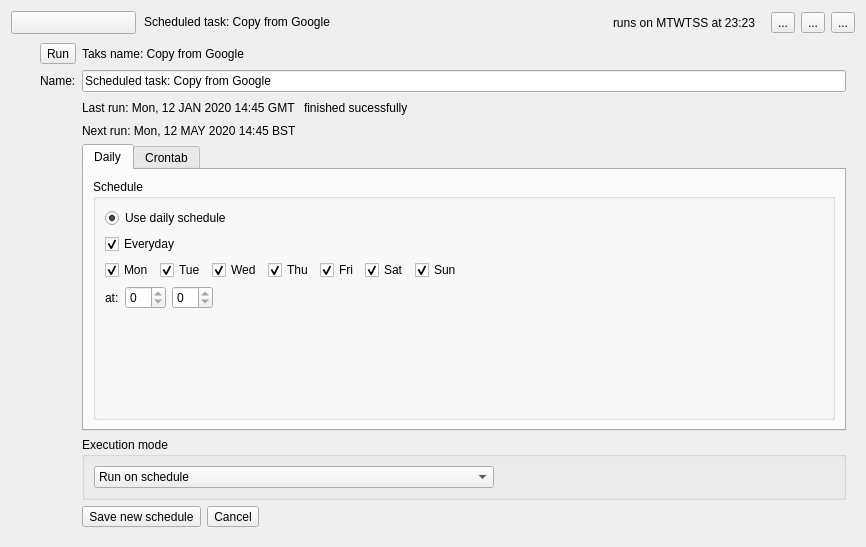
Old version of the form src/schedule_widget.ui in the repository Bdrey503/RcloneBrowser.
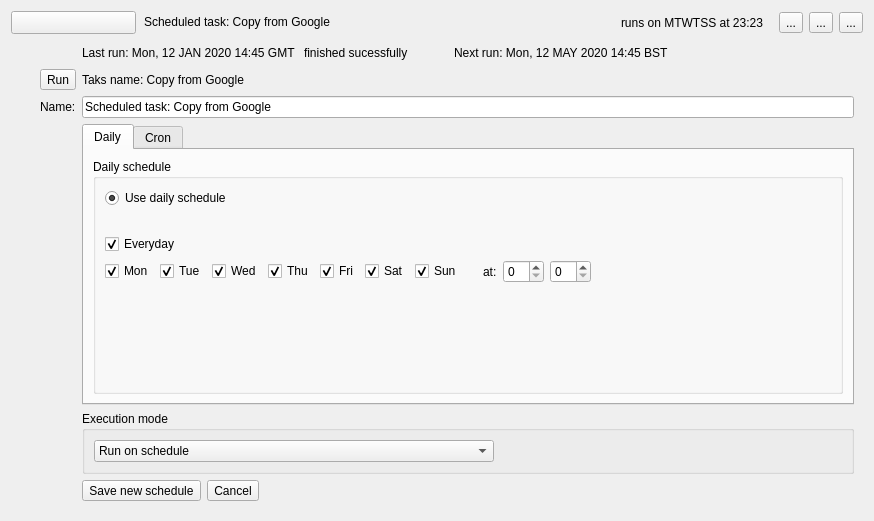
New version of the form.

```diff
--- a/src/schedule_widget.ui
+++ b/src/schedule_widget.ui
@@ -6,22 +6,10 @@
    <rect>
     <x>0</x>
     <y>0</y>
-    <width>866</width>
-    <height>547</height>
+    <width>874</width>
+    <height>521</height>
    </rect>
   </property>
-  <property name="sizePolicy">
-   <sizepolicy hsizetype="Preferred" vsizetype="Fixed">
-    <horstretch>0</horstretch>
-    <verstretch>0</verstretch>
-   </sizepolicy>
-  </property>
-  <property name="minimumSize">
-   <size>
-    <width>800</width>
-    <height>0</height>
-   </size>
-  </property>
   <property name="windowTitle">
    <string>Form</string>
   </property>
@@ -169,37 +157,14 @@
    <item>
     <widget class="QWidget" name="details" native="true">
      <layout class="QGridLayout" name="gridLayout">
-      <item row="0" column="0">
-       <spacer name="horizontalSpacer_5">
-        <property name="orientation">
-         <enum>Qt::Horizontal</enum>
-        </property>
-        <property name="sizeType">
-         <enum>QSizePolicy::Fixed</enum>
-        </property>
-        <property name="sizeHint" stdset="0">
-         <size>
-          <width>20</width>
-          <height>20</height>
-         </size>
-        </property>
-       </spacer>
-      </item>
-      <item row="0" column="1">
+      <item row="1" column="1">
        <widget class="QToolButton" name="toolButton">
         <property name="text">
          <string>Run</string>
         </property>
        </widget>
       </item>
-      <item row="0" column="2">
-       <widget class="QLabel" name="label_5">
-        <property name="text">
-         <string>Taks name: Copy from Google</string>
-        </property>
-       </widget>
-      </item>
-      <item row="1" column="1">
+      <item row="2" column="1">
        <widget class="QLabel" name="label_3">
         <property name="text">
          <string>Name:</string>
@@ -207,54 +172,13 @@
        </widget>
       </item>
       <item row="1" column="2">
-       <widget class="QLineEdit" name="lineEdit_2">
+       <widget class="QLabel" name="label_5">
         <property name="text">
-         <string>Scheduled task: Copy from Google</string>
+         <string>Taks name: Copy from Google</string>
         </property>
-        <property name="maxLength">
-         <number>100</number>
-        </property>
        </widget>
       </item>
-      <item row="2" column="2">
-       <layout class="QHBoxLayout" name="horizontalLayout_8">
-        <item alignment="Qt::AlignLeft">
-         <widget class="QLabel" name="label_2">
-          <property name="text">
-           <string>Last run: Mon, 12 JAN 2020 14:45 GMT </string>
-          </property>
-         </widget>
-        </item>
-        <item>
-         <widget class="QLabel" name="label_9">
-          <property name="text">
-           <string>finished sucessfully</string>
-          </property>
-         </widget>
-        </item>
-        <item>
-         <spacer name="horizontalSpacer_8">
-          <property name="orientation">
-           <enum>Qt::Horizontal</enum>
-          </property>
-          <property name="sizeHint" stdset="0">
-           <size>
-            <width>40</width>
-            <height>20</height>
-           </size>
-          </property>
-         </spacer>
-        </item>
-       </layout>
-      </item>
-      <item row="3" column="2">
-       <widget class="QLabel" name="label_8">
-        <property name="text">
-         <string>Next run: Mon, 12 MAY 2020 14:45 BST</string>
-        </property>
-       </widget>
-      </item>
-      <item row="4" column="2">
+      <item row="5" column="2">
        <widget class="QTabWidget" name="tabWidget">
         <property name="currentIndex">
          <number>0</number>
@@ -267,7 +191,7 @@
           <item>
            <widget class="QGroupBox" name="groupBox_2">
             <property name="title">
-             <string>Schedule</string>
+             <string>Daily schedule</string>
             </property>
             <layout class="QVBoxLayout" name="verticalLayout_2">
              <item>
@@ -280,6 +204,22 @@
                </property>
               </widget>
              </item>
+             <item>
+              <spacer name="verticalSpacer_3">
+               <property name="orientation">
+                <enum>Qt::Vertical</enum>
+               </property>
+               <property name="sizeType">
+                <enum>QSizePolicy::Fixed</enum>
+               </property>
+               <property name="sizeHint" stdset="0">
+                <size>
+                 <width>20</width>
+                 <height>20</height>
+                </size>
+               </property>
+              </spacer>
+             </item>
              <item>
               <widget class="QCheckBox" name="checkBox_4">
                <property name="text">
@@ -363,22 +303,21 @@
                 </widget>
                </item>
                <item>
-                <spacer name="horizontalSpacer_2">
+                <spacer name="horizontalSpacer_3">
                  <property name="orientation">
                   <enum>Qt::Horizontal</enum>
                  </property>
+                 <property name="sizeType">
+                  <enum>QSizePolicy::Fixed</enum>
+                 </property>
                  <property name="sizeHint" stdset="0">
                   <size>
-                   <width>40</width>
+                   <width>15</width>
                    <height>20</height>
                   </size>
                  </property>
                 </spacer>
                </item>
-              </layout>
-             </item>
-             <item>
-              <layout class="QHBoxLayout" name="horizontalLayout_2">
                <item>
                 <widget class="QLabel" name="label">
                  <property name="text">
@@ -389,7 +328,7 @@
                <item>
                 <widget class="QSpinBox" name="spinBox">
                  <property name="readOnly">
-                  <bool>true</bool>
+                  <bool>false</bool>
                  </property>
                  <property name="minimum">
                   <number>0</number>
@@ -405,7 +344,7 @@
                <item>
                 <widget class="QSpinBox" name="spinBox_2">
                  <property name="readOnly">
-                  <bool>true</bool>
+                  <bool>false</bool>
                  </property>
                  <property name="maximum">
                   <number>59</number>
@@ -419,7 +358,7 @@
                 </widget>
                </item>
                <item>
-                <spacer name="horizontalSpacer_3">
+                <spacer name="horizontalSpacer_2">
                  <property name="orientation">
                   <enum>Qt::Horizontal</enum>
                  </property>
@@ -453,19 +392,19 @@
         </widget>
         <widget class="QWidget" name="tab_2">
          <attribute name="title">
-          <string>Crontab</string>
+          <string>Cron</string>
          </attribute>
          <layout class="QVBoxLayout" name="verticalLayout_5">
           <item>
            <widget class="QGroupBox" name="groupBox_3">
             <property name="title">
-             <string>GroupBox</string>
+             <string>Cron based schedule</string>
             </property>
             <layout class="QVBoxLayout" name="verticalLayout_6">
              <item>
               <widget class="QRadioButton" name="radioButton_2">
                <property name="text">
-                <string>Use crontab based schedule</string>
+                <string>Use cron based schedule</string>
                </property>
               </widget>
              </item>
@@ -474,7 +413,7 @@
                <item>
                 <widget class="QLabel" name="label_6">
                  <property name="text">
-                  <string>Crontab:</string>
+                  <string>Cron:</string>
                  </property>
                 </widget>
                </item>
@@ -495,9 +434,15 @@
               </layout>
              </item>
              <item>
-              <widget class="QLabel" name="label_7">
+              <widget class="QLabel" name="cronExplanation">
                <property name="text">
-                <string>&lt;html&gt;&lt;head/&gt;&lt;body&gt;&lt;p&gt;bla bla bla&lt;/p&gt;&lt;p&gt;bla bla bla &lt;/p&gt;&lt;p&gt;bla bla&lt;/p&gt;&lt;/body&gt;&lt;/html&gt;</string>
+                <string>&lt;html&gt;&lt;head/&gt;&lt;body&gt;&lt;p style=&quot;line-height:1.5&quot;&gt;Supports: (0-59), (0-23), (1-31), (1-12 or JAN-DEC), ((7)0-6 or SUN-MON) and special characters (* - / and ,).&lt;br/&gt;Example cron  &quot;30 6,18 */2 * MON-FRI&quot; runs from Mon to Fri, every 2nd day at 08:30 and 18:30.&lt;br/&gt;Try &lt;a href=&quot;https://crontab.guru/&quot;&gt;&lt;span style=&quot; text-decoration: underline; color:#0068da;&quot;&gt;crontab.guru&lt;/span&gt;&lt;/a&gt; for help. &lt;/p&gt;&lt;/body&gt;&lt;/html&gt;</string>
+               </property>
+               <property name="indent">
+                <number>-1</number>
+               </property>
+               <property name="openExternalLinks">
+                <bool>true</bool>
                </property>
               </widget>
              </item>
@@ -521,7 +466,23 @@
         </widget>
        </widget>
       </item>
-      <item row="5" column="2">
+      <item row="1" column="0">
+       <spacer name="horizontalSpacer_5">
+        <property name="orientation">
+         <enum>Qt::Horizontal</enum>
+        </property>
+        <property name="sizeType">
+         <enum>QSizePolicy::Fixed</enum>
+        </property>
+        <property name="sizeHint" stdset="0">
+         <size>
+          <width>20</width>
+          <height>20</height>
+         </size>
+        </property>
+       </spacer>
+      </item>
+      <item row="6" column="2">
        <widget class="QGroupBox" name="groupBox">
         <property name="title">
          <string>Execution mode</string>
@@ -568,7 +529,17 @@
         </layout>
        </widget>
       </item>
-      <item row="6" column="2">
+      <item row="2" column="2">
+       <widget class="QLineEdit" name="lineEdit_2">
+        <property name="text">
+         <string>Scheduled task: Copy from Google</string>
+        </property>
+        <property name="maxLength">
+         <number>100</number>
+        </property>
+       </widget>
+      </item>
+      <item row="7" column="2">
        <layout class="QHBoxLayout" name="horizontalLayout_3">
         <item>
          <widget class="QToolButton" name="toolButton_3">
@@ -599,6 +570,60 @@
         </item>
        </layout>
       </item>
+      <item row="0" column="2">
+       <layout class="QHBoxLayout" name="horizontalLayout_8">
+        <item alignment="Qt::AlignLeft">
+         <widget class="QLabel" name="label_2">
+          <property name="text">
+           <string>Last run: Mon, 12 JAN 2020 14:45 GMT </string>
+          </property>
+         </widget>
+        </item>
+        <item>
+         <widget class="QLabel" name="label_9">
+          <property name="text">
+           <string>finished sucessfully</string>
+          </property>
+         </widget>
+        </item>
+        <item>
+         <spacer name="horizontalSpacer_9">
+          <property name="orientation">
+           <enum>Qt::Horizontal</enum>
+          </property>
+          <property name="sizeType">
+           <enum>QSizePolicy::Fixed</enum>
+          </property>
+          <property name="sizeHint" stdset="0">
+           <size>
+            <width>40</width>
+            <height>20</height>
+           </size>
+          </property>
+         </spacer>
+        </item>
+        <item>
+         <widget class="QLabel" name="label_8">
+          <property name="text">
+           <string>Next run: Mon, 12 MAY 2020 14:45 BST</string>
+          </property>
+         </widget>
+        </item>
+        <item>
+         <spacer name="horizontalSpacer_8">
+          <property name="orientation">
+           <enum>Qt::Horizontal</enum>
+          </property>
+          <property name="sizeHint" stdset="0">
+           <size>
+            <width>40</width>
+            <height>20</height>
+           </size>
+          </property>
+         </spacer>
+        </item>
+       </layout>
+      </item>
      </layout>
     </widget>
    </item>
```
